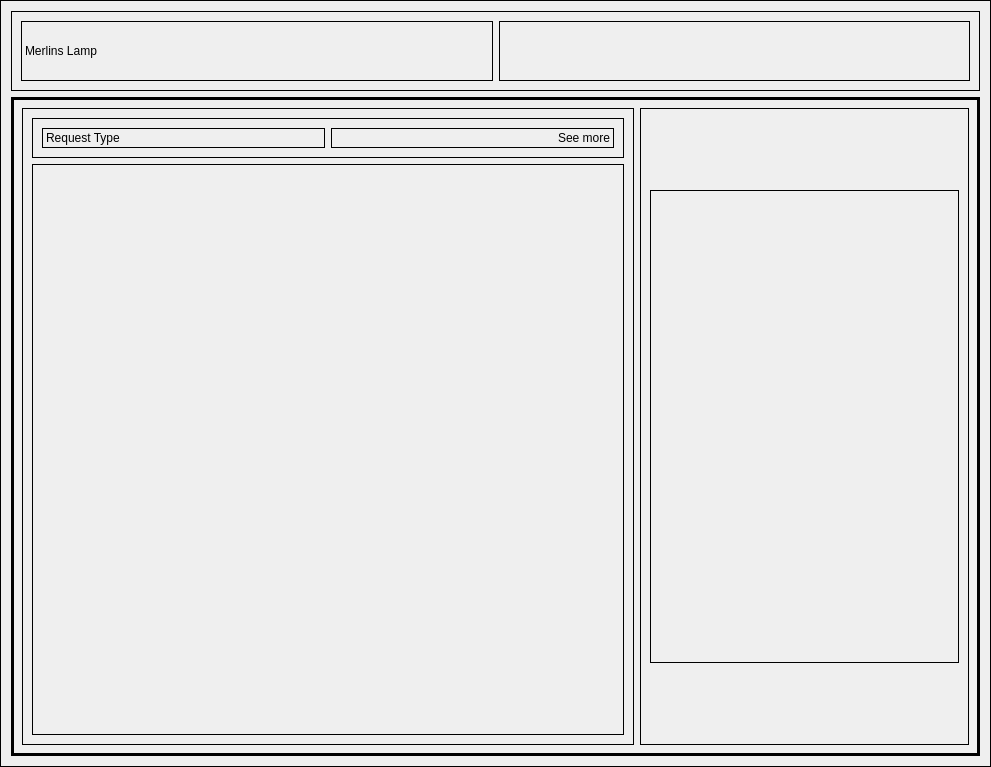
Before: the Qt Designer form ui/merlins_lamp_2.0.ui in TransparentGlass/Merlin-s-Lamp--Request-Manager, drawn with Qt 5.
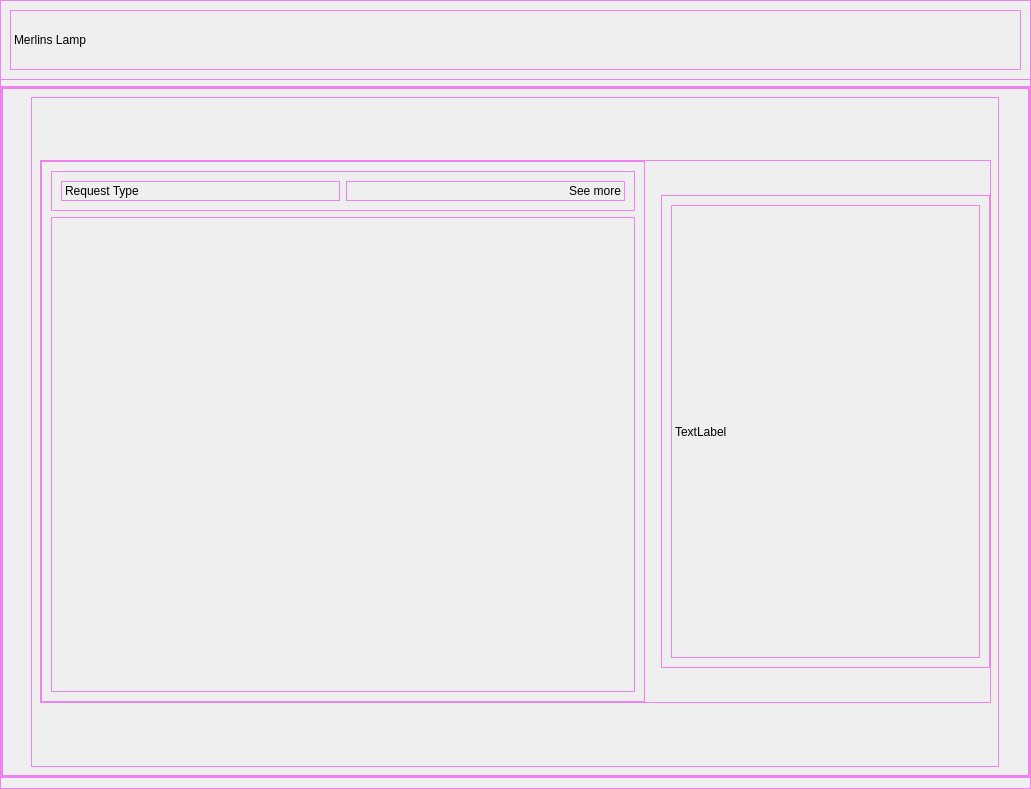
After: the same form once the commit is applied.

Commit message: feat: add load requests in the new ui and fix front end horizontal and vertical policies

Diff of the .ui file:
```diff
--- a/ui/merlins_lamp_2.0.ui
+++ b/ui/merlins_lamp_2.0.ui
@@ -6,17 +6,26 @@
    <rect>
     <x>0</x>
     <y>0</y>
-    <width>991</width>
-    <height>767</height>
+    <width>1031</width>
+    <height>789</height>
    </rect>
   </property>
   <property name="windowTitle">
    <string>Form</string>
   </property>
   <property name="styleSheet">
-   <string notr="true">border: 1px solid;</string>
+   <string notr="true">border: 1px solid; border-color: violet;</string>
   </property>
   <layout class="QVBoxLayout" name="verticalLayout">
+   <property name="leftMargin">
+    <number>0</number>
+   </property>
+   <property name="topMargin">
+    <number>0</number>
+   </property>
+   <property name="rightMargin">
+    <number>0</number>
+   </property>
    <item>
     <widget class="QFrame" name="frame">
      <property name="minimumSize">
@@ -45,19 +54,6 @@
         </property>
        </widget>
       </item>
-      <item>
-       <widget class="QFrame" name="frame_5">
-        <property name="styleSheet">
-         <string notr="true">border: 1px solid</string>
-        </property>
-        <property name="frameShape">
-         <enum>QFrame::Shape::StyledPanel</enum>
-        </property>
-        <property name="frameShadow">
-         <enum>QFrame::Shadow::Raised</enum>
-        </property>
-       </widget>
-      </item>
      </layout>
     </widget>
    </item>
@@ -69,7 +65,7 @@
      <property name="frameShadow">
       <enum>QFrame::Shadow::Raised</enum>
      </property>
-     <layout class="QHBoxLayout" name="horizontalLayout">
+     <layout class="QVBoxLayout" name="verticalLayout_3">
       <property name="spacing">
        <number>0</number>
       </property>
@@ -95,17 +91,101 @@
           <rect>
            <x>0</x>
            <y>0</y>
-           <width>969</width>
-           <height>659</height>
+           <width>1027</width>
+           <height>690</height>
           </rect>
          </property>
          <layout class="QHBoxLayout" name="horizontalLayout_2">
           <item>
+           <widget class="QFrame" name="frame_5">
+            <property name="maximumSize">
+             <size>
+              <width>968</width>
+              <height>16777215</height>
+             </size>
+            </property>
+            <property name="frameShape">
+             <enum>QFrame::Shape::StyledPanel</enum>
+            </property>
+            <property name="frameShadow">
+             <enum>QFrame::Shadow::Raised</enum>
+            </property>
+            <layout class="QVBoxLayout" name="verticalLayout_5">
+             <property name="spacing">
+              <number>8</number>
+             </property>
+             <property name="leftMargin">
+              <number>8</number>
+             </property>
+             <property name="topMargin">
+              <number>0</number>
+             </property>
+             <property name="rightMargin">
+              <number>8</number>
+             </property>
+             <property name="bottomMargin">
+              <number>0</number>
+             </property>
+             <item>
+              <widget class="QFrame" name="frame_6">
+               <property name="sizePolicy">
+                <sizepolicy hsizetype="Fixed" vsizetype="Fixed">
+                 <horstretch>0</horstretch>
+                 <verstretch>0</verstretch>
+                </sizepolicy>
+               </property>
+               <property name="minimumSize">
+                <size>
+                 <width>951</width>
+                 <height>541</height>
+                </size>
+               </property>
+               <property name="maximumSize">
+                <size>
+                 <width>16777215</width>
+                 <height>16777215</height>
+                </size>
+               </property>
+               <property name="frameShape">
+                <enum>QFrame::Shape::StyledPanel</enum>
+               </property>
+               <property name="frameShadow">
+                <enum>QFrame::Shadow::Raised</enum>
+               </property>
+               <layout class="QHBoxLayout" name="horizontalLayout_3">
+                <property name="spacing">
+                 <number>16</number>
+                </property>
+                <property name="leftMargin">
+                 <number>0</number>
+                </property>
+                <property name="topMargin">
+                 <number>0</number>
+                </property>
+                <property name="rightMargin">
+                 <number>0</number>
+                </property>
+                <property name="bottomMargin">
+                 <number>0</number>
+                </property>
+                <item>
            <widget class="QFrame" name="frame_3">
+                  <property name="sizePolicy">
+                   <sizepolicy hsizetype="Preferred" vsizetype="MinimumExpanding">
+                    <horstretch>0</horstretch>
+                    <verstretch>0</verstretch>
+                   </sizepolicy>
+                  </property>
             <property name="minimumSize">
              <size>
               <width>0</width>
-              <height>630</height>
+                    <height>541</height>
+                   </size>
+                  </property>
+                  <property name="maximumSize">
+                   <size>
+                    <width>715</width>
+                    <height>541</height>
              </size>
             </property>
             <property name="frameShape">
@@ -167,27 +247,11 @@
                <property name="frameShadow">
                 <enum>QFrame::Shadow::Raised</enum>
                </property>
-               <layout class="QGridLayout" name="gridLayout"/>
               </widget>
              </item>
             </layout>
            </widget>
           </item>
-          <item>
-           <widget class="QFrame" name="frame_6">
-            <property name="maximumSize">
-             <size>
-              <width>329</width>
-              <height>16777215</height>
-             </size>
-            </property>
-            <property name="frameShape">
-             <enum>QFrame::Shape::StyledPanel</enum>
-            </property>
-            <property name="frameShadow">
-             <enum>QFrame::Shadow::Raised</enum>
-            </property>
-            <layout class="QHBoxLayout" name="horizontalLayout_3">
              <item>
               <widget class="QFrame" name="frame_4">
                <property name="maximumSize">
@@ -205,6 +269,18 @@
                <property name="frameShadow">
                 <enum>QFrame::Shadow::Raised</enum>
                </property>
+                  <layout class="QHBoxLayout" name="horizontalLayout_6">
+                   <item>
+                    <widget class="QLabel" name="label_4">
+                     <property name="text">
+                      <string>TextLabel</string>
+                     </property>
+                    </widget>
+                   </item>
+                  </layout>
+                 </widget>
+                </item>
+               </layout>
               </widget>
              </item>
             </layout>
```
Left out of the diff: 6 changed lines with no effect on the pictures. Lines whose indentation alone changed are shown as unchanged. The commit also changes 4 other files.
